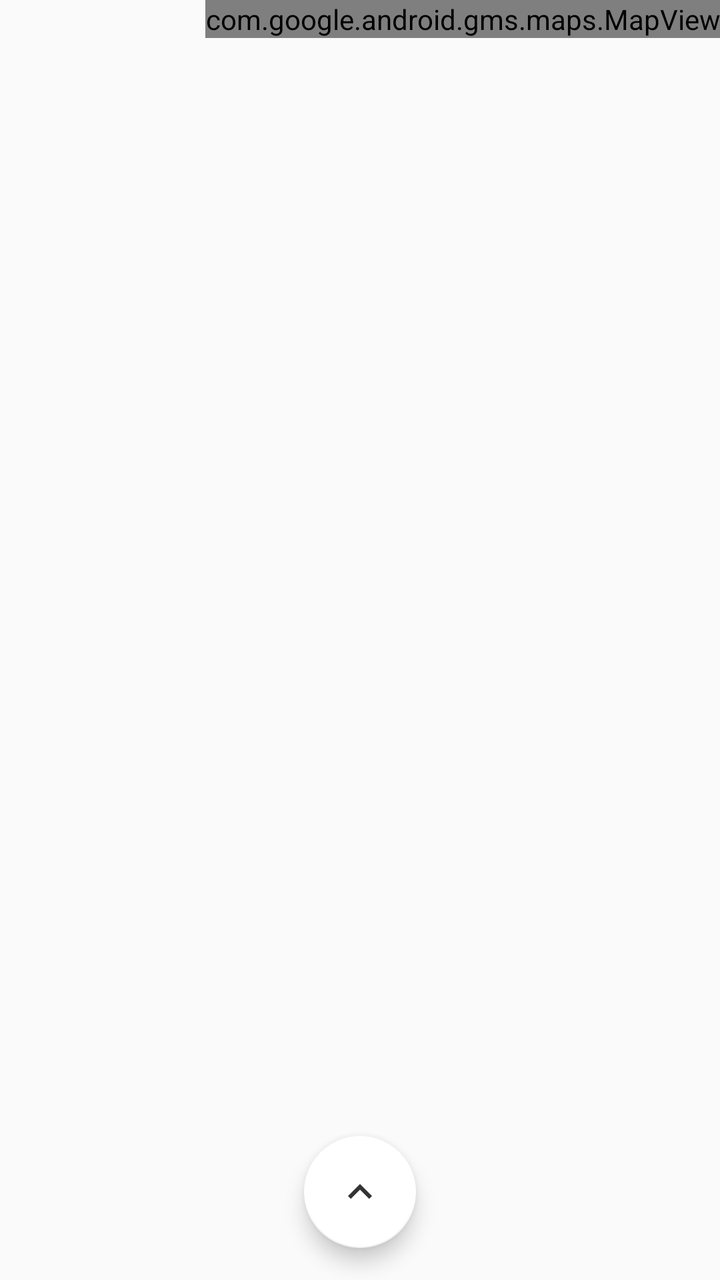
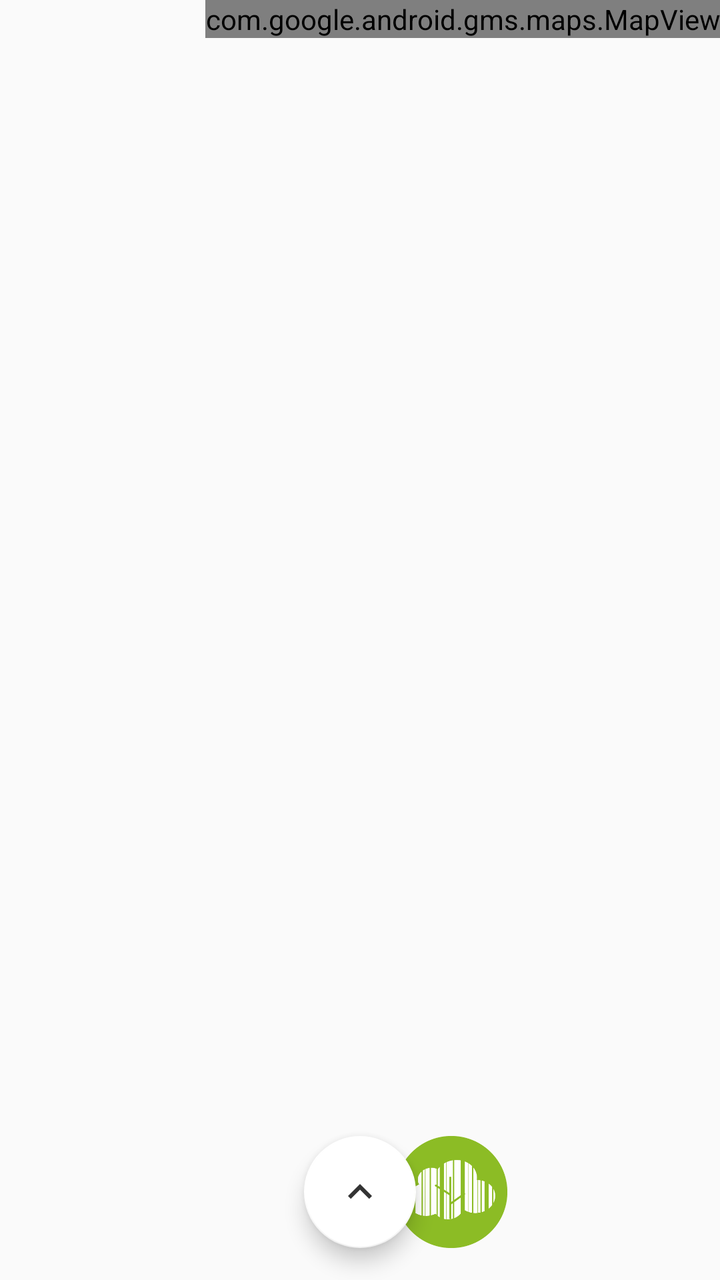

Two renders of the same Android screen: before a commit and after it. Below are the layout's source before the change and the commit's diff.
<!-- AndroidManifest.xml: application theme AppTheme.NoActionBar -->
<!-- res/layout/fragment_home.xml -->
<?xml version="1.0" encoding="utf-8"?>
<androidx.constraintlayout.widget.ConstraintLayout xmlns:android="http://schemas.android.com/apk/res/android"
    xmlns:app="http://schemas.android.com/apk/res-auto"
    xmlns:tools="http://schemas.android.com/tools"
    android:layout_width="match_parent"
    android:layout_height="match_parent"
    tools:context=".view.fragment.HomeFragment">


    <com.google.android.gms.maps.MapView
        android:id="@+id/map"
        android:layout_width="wrap_content"
        android:layout_height="wrap_content"
        app:layout_constraintEnd_toEndOf="parent"
        app:layout_constraintTop_toTopOf="parent" />


    <com.google.android.material.floatingactionbutton.FloatingActionButton
        android:id="@+id/fab_menu"
        android:layout_width="wrap_content"
        android:layout_height="wrap_content"
        android:layout_marginBottom="16dp"
        android:src="@drawable/arrow_up"
        app:backgroundTint="@color/white"
        app:layout_constraintBottom_toBottomOf="parent"
        app:layout_constraintEnd_toEndOf="parent"
        app:layout_constraintHorizontal_bias="0.5"
        app:layout_constraintStart_toStartOf="parent" />

    <include
        android:id="@+id/dashboardLayout"
        layout="@layout/dashboard_layout"
        android:visibility="gone" />

</androidx.constraintlayout.widget.ConstraintLayout>
<!-- res/layout/dashboard_layout.xml (included above) -->
<?xml version="1.0" encoding="utf-8"?>
<androidx.constraintlayout.widget.ConstraintLayout xmlns:android="http://schemas.android.com/apk/res/android"
    xmlns:app="http://schemas.android.com/apk/res-auto"
    android:id="@+id/layoutTool"
    android:layout_width="match_parent"
    android:layout_height="match_parent"
    android:background="@drawable/dashboard_shape">


    <androidx.constraintlayout.widget.Group
        android:id="@+id/groupButton"
        android:layout_width="wrap_content"
        android:layout_height="wrap_content"
        app:constraint_referenced_ids="taskButton, settingsButton, accountButton, titleAccount, titleTask,titleSettings"
        app:layout_constraintBottom_toTopOf="parent"
        app:layout_constraintEnd_toStartOf="parent"
        app:layout_constraintStart_toStartOf="parent"
        app:layout_constraintTop_toTopOf="parent" />

    <com.google.android.material.floatingactionbutton.FloatingActionButton
        android:id="@+id/settingsButton"
        android:layout_width="wrap_content"
        android:layout_height="wrap_content"
        android:layout_marginTop="8dp"
        android:layout_marginEnd="5dp"
        android:src="@drawable/setting"
        app:backgroundTint="@color/green_light"
        app:layout_constraintEnd_toEndOf="@+id/titleSettings"
        app:layout_constraintTop_toBottomOf="@+id/titleSettings" />

    <com.google.android.material.floatingactionbutton.FloatingActionButton
        android:id="@+id/accountButton"
        android:layout_width="wrap_content"
        android:layout_height="wrap_content"
        android:layout_marginStart="16dp"
        android:layout_marginTop="8dp"
        android:src="@drawable/account"
        app:backgroundTint="@color/green_light"
        app:layout_constraintStart_toStartOf="@+id/titleAccount"
        app:layout_constraintTop_toBottomOf="@+id/titleAccount" />

    <com.google.android.material.floatingactionbutton.FloatingActionButton
        android:id="@+id/taskButton"
        android:layout_width="wrap_content"
        android:layout_height="wrap_content"
        android:layout_marginTop="8dp"
        android:src="@drawable/check_list"
        app:backgroundTint="@color/green_light"
        app:layout_constraintStart_toStartOf="@+id/titleTask"
        app:layout_constraintTop_toBottomOf="@+id/titleTask" />

    <TextView
        android:id="@+id/titleSettings"
        style="@style/TextAppearance"
        android:layout_width="wrap_content"
        android:layout_height="wrap_content"
        android:layout_marginStart="40dp"
        android:alpha=".5"
        android:elevation="10dp"
        android:padding="5dp"
        android:text="@string/settings_title"
        app:layout_constraintStart_toStartOf="parent"
        app:layout_constraintTop_toTopOf="@+id/titleAccount" />

    <TextView
        android:id="@+id/titleAccount"
        style="@style/TextAppearance"
        android:layout_width="wrap_content"
        android:layout_height="wrap_content"
        android:layout_marginHorizontal="15dp"
        android:alpha=".5"
        android:elevation="10dp"
        android:padding="5dp"
        android:text="@string/account_title"
        app:layout_constraintBottom_toBottomOf="@+id/titleTask"
        app:layout_constraintEnd_toEndOf="parent"
        app:layout_constraintStart_toStartOf="parent" />

    <TextView
        android:id="@+id/titleTask"
        style="@style/TextAppearance"
        android:layout_width="wrap_content"
        android:layout_height="wrap_content"
        android:layout_marginTop="308dp"
        android:layout_marginEnd="40dp"
        android:alpha=".5"
        android:elevation="10dp"
        android:padding="5dp"
        android:text="@string/missions_title"
        android:textColor="@color/black"
        app:layout_constraintEnd_toEndOf="parent"
        app:layout_constraintTop_toTopOf="parent" />

    <TextView
        android:id="@+id/home_title"
        android:layout_width="0dp"
        android:layout_height="wrap_content"
        android:layout_marginHorizontal="20dp"
        android:layout_marginStart="20dp"
        android:layout_marginTop="36dp"
        android:layout_marginEnd="20dp"
        style="@style/TextAppearance"
        android:textAlignment="center"
        android:textColor="@color/black"
        android:textSize="25dp"
        app:layout_constraintEnd_toEndOf="parent"
        app:layout_constraintStart_toStartOf="parent"
        app:layout_constraintTop_toBottomOf="@+id/settingsButton" />

    <TextView
        android:id="@+id/textRecap"
        android:layout_width="0dp"
        android:layout_height="wrap_content"
        android:layout_marginHorizontal="20dp"
        android:layout_marginStart="20dp"
        android:layout_marginTop="43dp"
        android:layout_marginEnd="20dp"
        style="@style/TextAppearance"
        android:text="Vous avez scanné : 65464 Déchets aujourd'hui"
        android:textAlignment="center"
        android:textSize="25dp"
        app:layout_constraintEnd_toEndOf="parent"
        app:layout_constraintStart_toStartOf="parent"
        app:layout_constraintTop_toBottomOf="@+id/home_title" />

    <com.google.android.material.floatingactionbutton.FloatingActionButton
        android:id="@+id/buttonClose"
        android:layout_width="wrap_content"
        android:layout_height="wrap_content"
        android:layout_marginBottom="16dp"
        android:src="@drawable/arrow_down"
        app:backgroundTint="@color/white"
        app:layout_constraintBottom_toBottomOf="parent"
        app:layout_constraintEnd_toEndOf="parent"
        app:layout_constraintHorizontal_bias="0.5"
        app:layout_constraintStart_toStartOf="parent" />
</androidx.constraintlayout.widget.ConstraintLayout>
<!-- resources referenced by this layout -->
<resources>
  <color name="black">#FF000000</color>
  <color name="green_light">#8dbc23</color>
  <color name="white">#FFFFFFFF</color>
  <!-- drawable account (drawable-anydpi) -->
  <vector xmlns:android="http://schemas.android.com/apk/res/android"
      android:width="24dp"
      android:height="24dp"
      android:viewportWidth="24"
      android:viewportHeight="24"
      android:tint="#000000"
      android:alpha="0.8">
    <path
        android:fillColor="@android:color/white"
        android:pathData="M12,12c2.21,0 4,-1.79 4,-4s-1.79,-4 -4,-4 -4,1.79 -4,4 1.79,4 4,4zM12,14c-2.67,0 -8,1.34 -8,4v2h16v-2c0,-2.66 -5.33,-4 -8,-4z"/>
  </vector>
  <!-- drawable arrow_down (drawable-anydpi) -->
  <vector xmlns:android="http://schemas.android.com/apk/res/android"
      android:width="24dp"
      android:height="24dp"
      android:viewportWidth="24"
      android:viewportHeight="24"
      android:tint="#000000"
      android:alpha="0.8">
    <path
        android:fillColor="@android:color/white"
        android:pathData="M7.41,8.59L12,13.17l4.59,-4.58L18,10l-6,6 -6,-6 1.41,-1.41z"/>
  </vector>
  <!-- drawable arrow_up (drawable-anydpi) -->
  <vector xmlns:android="http://schemas.android.com/apk/res/android"
      android:width="24dp"
      android:height="24dp"
      android:viewportWidth="24"
      android:viewportHeight="24"
      android:tint="#000000"
      android:alpha="0.8">
    <path
        android:fillColor="@android:color/white"
        android:pathData="M7.41,15.41L12,10.83l4.59,4.58L18,14l-6,-6 -6,6z"/>
  </vector>
  <!-- drawable check_list (drawable-anydpi) -->
  <vector xmlns:android="http://schemas.android.com/apk/res/android"
      android:width="24dp"
      android:height="24dp"
      android:viewportWidth="24"
      android:viewportHeight="24"
      android:tint="#000000"
      android:alpha="0.8">
    <path
        android:fillColor="@android:color/white"
        android:pathData="M20,3H4C2.9,3 2,3.9 2,5v14c0,1.1 0.9,2 2,2h16c1.1,0 2,-0.9 2,-2V5C22,3.9 21.1,3 20,3zM10,17H5v-2h5V17zM10,13H5v-2h5V13zM10,9H5V7h5V9zM14.82,15L12,12.16l1.41,-1.41l1.41,1.42L17.99,9l1.42,1.42L14.82,15z"
        android:fillType="evenOdd"/>
  </vector>
  <!-- drawable dashboard_shape (drawable) -->
  <?xml version="1.0" encoding="utf-8"?>
  <layer-list xmlns:android="http://schemas.android.com/apk/res/android">
      <item>
          <shape android:shape="rectangle">
              <solid android:color="@color/green_opacity"/>
              <corners android:radius="2dp" />
              <gradient
                  android:angle="315"
                  android:centerX="80%"
                  android:endColor="@color/green_opacity"
                  android:startColor="@color/white" />
  
          </shape>
      </item>
  </layer-list>
  <string name="account_title">Mon Compte</string>
  <string name="missions_title">Missions</string>
  <string name="settings_title">Paramètres</string>
  <style name="TextAppearance" parent="TextAppearance.AppCompat">
          <item name="android:background">@color/transparent</item>
          <item name="android:textColor">@color/black</item>
          <item name="android:textSize">15sp</item>
      </style>
  <style name="AppTheme.NoActionBar">
          <item name="windowActionBar">false</item>
          <item name="windowNoTitle">true</item>
      </style>
  <color name="green_opacity">#BABFFD8A</color>
  <color name="transparent">#00FFFFFF</color>
  <!-- unchanged entries left out for length: 1 -->
</resources>

<!-- the commit's change to res/layout/fragment_home.xml (unified diff, before → after) -->
@@ -25,6 +25,18 @@
         app:layout_constraintBottom_toBottomOf="parent"
         app:layout_constraintEnd_toEndOf="parent"
         app:layout_constraintHorizontal_bias="0.5"
+        app:layout_constraintStart_toStartOf="parent" />
+
+    <ImageButton
+        android:id="@+id/scanner_button"
+        android:layout_width="56dp"
+        android:layout_height="56dp"
+        android:layout_marginBottom="16dp"
+        android:background="@drawable/icon_barcode"
+        android:elevation="5dp"
+        app:layout_constraintBottom_toBottomOf="parent"
+        app:layout_constraintEnd_toEndOf="parent"
+        app:layout_constraintHorizontal_bias="0.65"
         app:layout_constraintStart_toStartOf="parent" />
 
     <include
@@ -152,7 +164,6 @@
         android:layout_marginTop="43dp"
         android:layout_marginEnd="20dp"
         style="@style/TextAppearance"
-        android:text="Vous avez scanné : 65464 Déchets aujourd'hui"
         android:textAlignment="center"
         android:textSize="25dp"
         app:layout_constraintEnd_toEndOf="parent"
<!-- resource entries referenced after the edit -->
@@ -68,6 +68,7 @@
           </shape>
       </item>
   </layer-list>
+  <!-- drawable icon_barcode: png bitmap (drawable, 8802 bytes) -->
   <string name="account_title">Mon Compte</string>
   <string name="missions_title">Missions</string>
   <string name="settings_title">Paramètres</string>
